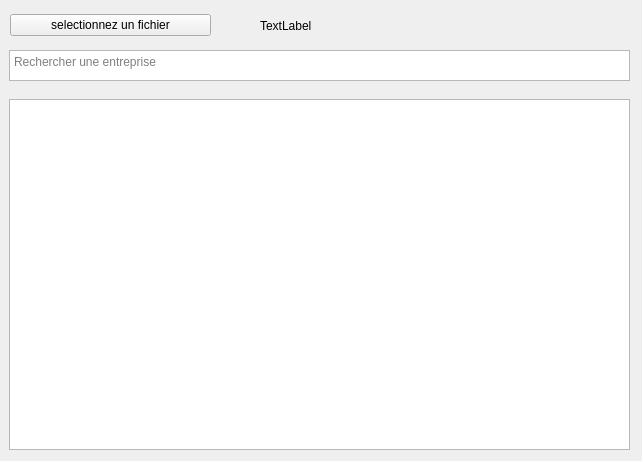
Before: the Qt Designer form liste_entreprise.ui in Lauwny/qtafti, drawn with Qt 5.
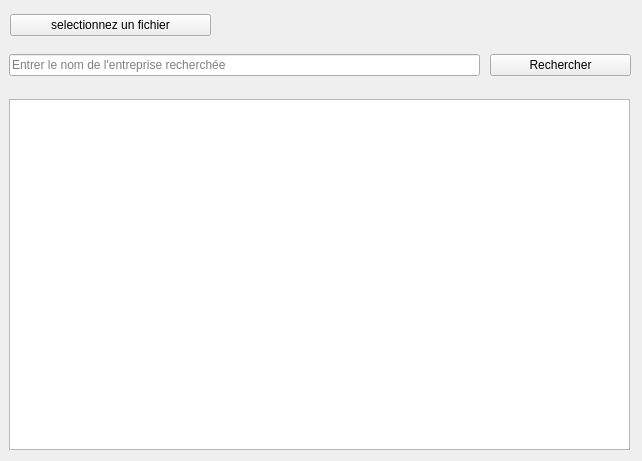
After: the same form once the commit is applied.

Commit message: ajout du filtre

The edit to the form file:
```diff
--- a/liste_entreprise.ui
+++ b/liste_entreprise.ui
@@ -60,7 +60,7 @@
     <item>
      <widget class="QLabel" name="lblNomFichier">
       <property name="text">
-       <string>TextLabel</string>
+       <string/>
       </property>
      </widget>
     </item>
@@ -71,15 +71,34 @@
     <rect>
      <x>9</x>
      <y>50</y>
-     <width>621</width>
+     <width>471</width>
      <height>31</height>
     </rect>
    </property>
    <layout class="QVBoxLayout" name="verticalLayout">
     <item>
-     <widget class="QTextEdit" name="teFiltre">
+     <widget class="QLineEdit" name="leFiltre">
       <property name="placeholderText">
-       <string>Rechercher une entreprise</string>
+       <string>Entrer le nom de l'entreprise recherchée</string>
+      </property>
+     </widget>
+    </item>
+   </layout>
+  </widget>
+  <widget class="QWidget" name="verticalLayoutWidget_5">
+   <property name="geometry">
+    <rect>
+     <x>490</x>
+     <y>50</y>
+     <width>141</width>
+     <height>31</height>
+    </rect>
+   </property>
+   <layout class="QVBoxLayout" name="vLayoutFilter_2">
+    <item>
+     <widget class="QPushButton" name="btnFilter">
+      <property name="text">
+       <string>Rechercher</string>
       </property>
      </widget>
     </item>
```
Left out of the diff: 2 changed lines with no effect on the pictures. The commit also changes 2 other files.
